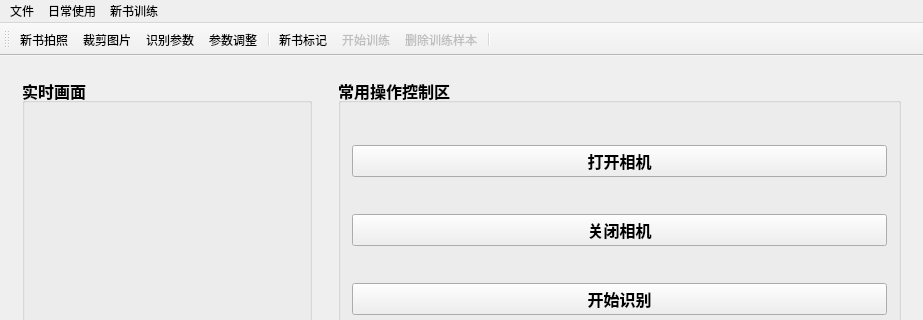
Qt form mainwindow.ui (GTMHS/QtMainWidget) before a commit; both pictures show x 0 to 923 and y 0 to 320 of the 923 by 836 pixel window.
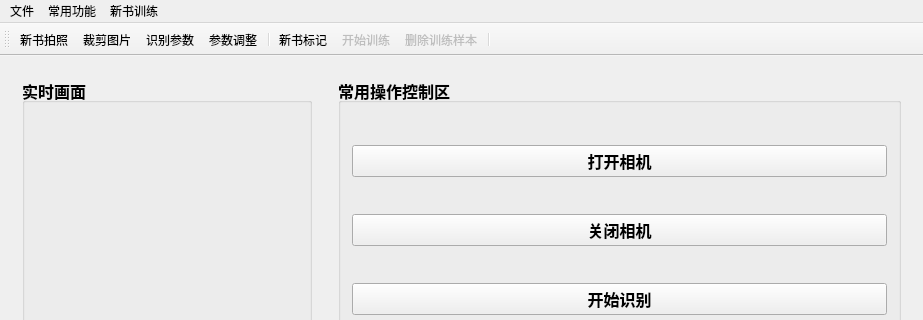
The same form after that commit. Icons and pictures are not drawn.

Diff of the .ui file:
```diff
--- a/mainwindow.ui
+++ b/mainwindow.ui
@@ -380,7 +380,7 @@
    </widget>
    <widget class="QMenu" name="menutest_2">
     <property name="title">
-     <string>日常使用</string>
+     <string>常用功能</string>
     </property>
     <addaction name="actiontakephoto"/>
     <addaction name="actionCut"/>
```
